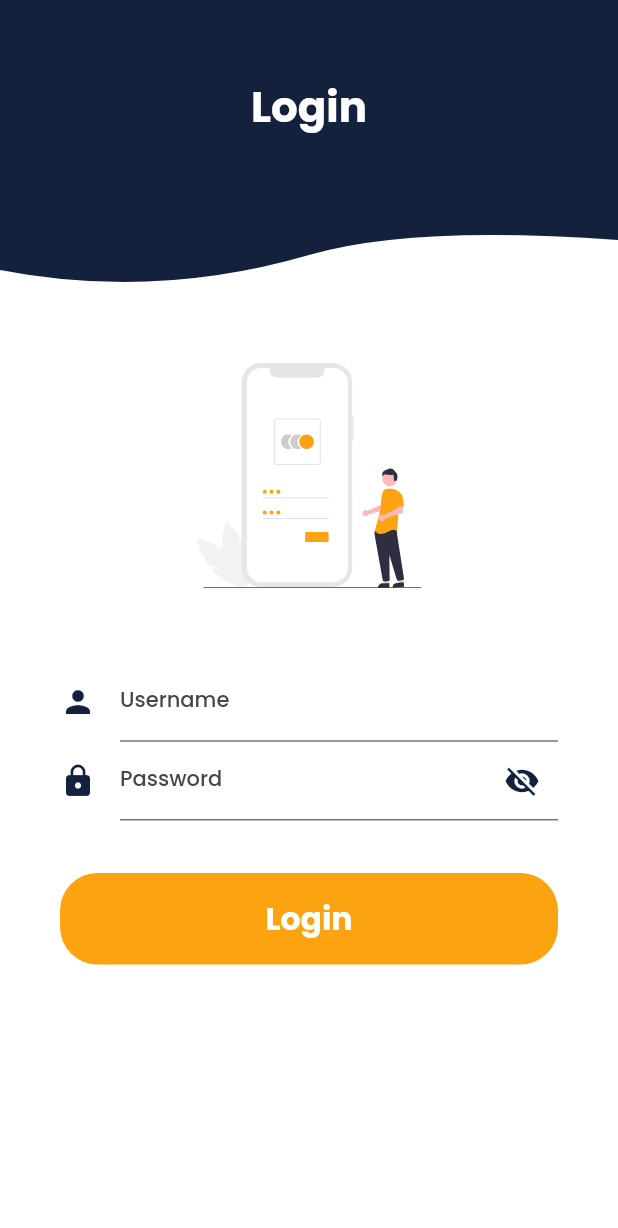
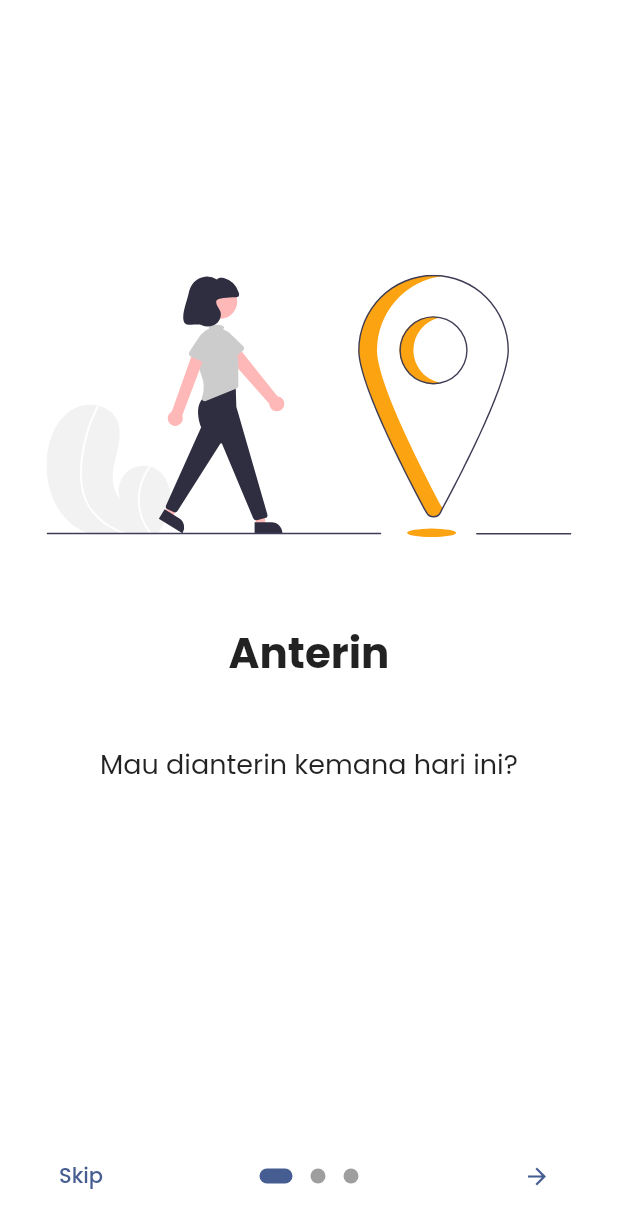
Before and after one commit to mdsetiawan11/anterin_kc_pky, a Flutter app: the screen it shows after launch, on a phone screen of 412 x 824 dp. Shown: the top 1228 px of the screen. Run offline on Flutter 3.47's test engine with Material 2 defaults, Android fonts, the phone set to English and light mode, and no system bars; drawn by our look-alikes of introduction_screen; our stand-ins replace awesome_dialog, flutter_custom_clippers, flutter_slidable, flutter_svg, fluttertoast, font_awesome_flutter and 4 more; missing offline and left inert: material_dialogs.

Commit message:
intro screen

```diff
--- a/lib/main.dart
+++ b/lib/main.dart
@@ -1,4 +1,5 @@
 import 'package:anterin_kc_pky/pages/admin/layout.dart';
+import 'package:anterin_kc_pky/pages/auth/intro.dart';
 import 'package:anterin_kc_pky/pages/auth/login.dart';
 import 'package:anterin_kc_pky/pages/driver/layout.dart';
 import 'package:anterin_kc_pky/pages/user/layout.dart';
@@ -35,7 +36,7 @@ class MyApp extends StatelessWidget {
           textTheme: GoogleFonts.poppinsTextTheme(Theme.of(context).textTheme),
         ),
         home: role == ""
-            ? const LoginPage()
+            ? const IntroductionPage()
             : role == "driver"
                 ? const DriverLayout()
                 : role == "user"
--- a/lib/pages/admin/permintaan.dart
+++ b/lib/pages/admin/permintaan.dart
@@ -46,6 +46,12 @@ class _AdminPermintaanState extends State<AdminPermintaan> {
     }
   }
 
+  Future refresh() async {
+    setState(() {
+      permintaans = [];
+    });
+  }
+
   @override
   Widget build(BuildContext context) {
     return Scaffold(
@@ -54,7 +60,9 @@ class _AdminPermintaanState extends State<AdminPermintaan> {
         title: const Text('Permintaan Driver'),
         titleTextStyle: const TextStyle(color: Colors.white, fontSize: 20),
       ),
-      body: Padding(
+      body: RefreshIndicator(
+        onRefresh: refresh,
+        child: Padding(
           padding: const EdgeInsets.all(8.0),
           child: FutureBuilder(
               future: getPermintaan(),
@@ -129,7 +137,8 @@ class _AdminPermintaanState extends State<AdminPermintaan> {
                                                   elevation: 0,
                                                   child: Padding(
                                                     padding:
-                                                      const EdgeInsets.all(8.0),
+                                                        const EdgeInsets.all(
+                                                            8.0),
                                                     child: Text(
                                                       permintaans[index]
                                                           .keterangan,
@@ -143,7 +152,8 @@ class _AdminPermintaanState extends State<AdminPermintaan> {
                                                   color: Colors.green,
                                                   child: Padding(
                                                     padding:
-                                                      const EdgeInsets.all(8.0),
+                                                        const EdgeInsets.all(
+                                                            8.0),
                                                     child: Text(
                                                       permintaans[index]
                                                           .keterangan,
@@ -189,7 +199,8 @@ class _AdminPermintaanState extends State<AdminPermintaan> {
                                               ' : ${permintaans[index].jamBerangkat}'),
                                           Text(
                                               ' : ${permintaans[index].jamKembali}'),
-                                        Text(' : ${permintaans[index].tujuan}'),
+                                          Text(
+                                              ' : ${permintaans[index].tujuan}'),
                                           Text(
                                               ' : ${permintaans[index].kegiatan}'),
                                           Text(
@@ -206,6 +217,7 @@ class _AdminPermintaanState extends State<AdminPermintaan> {
                       });
                 }
               }),
+        ),
       ),
     );
   }
--- a/lib/pages/admin/profil.dart
+++ b/lib/pages/admin/profil.dart
@@ -1,3 +1,4 @@
+import 'package:anterin_kc_pky/pages/auth/intro.dart';
 import 'package:anterin_kc_pky/pages/auth/login.dart';
 import 'package:anterin_kc_pky/shared/colors.dart';
 import 'package:flutter/material.dart';
@@ -30,7 +31,7 @@ class _AdminProfilState extends State<AdminProfil> {
     Navigator.pushReplacement(
         context,
         MaterialPageRoute(
-            builder: (BuildContext context) => const LoginPage()));
+            builder: (BuildContext context) => const IntroductionPage()));
   }
 
   @override
--- /dev/null
+++ b/lib/pages/auth/intro.dart
@@ -0,0 +1,70 @@
+import 'package:anterin_kc_pky/pages/auth/login.dart';
+import 'package:flutter/material.dart';
+import 'package:flutter_svg/flutter_svg.dart';
+import 'package:introduction_screen/introduction_screen.dart';
+
+class IntroductionPage extends StatefulWidget {
+  const IntroductionPage({super.key});
+
+  @override
+  State<IntroductionPage> createState() => _IntroductionPageState();
+}
+
+class _IntroductionPageState extends State<IntroductionPage> {
+  @override
+  Widget build(BuildContext context) {
+    const pageDecoration = PageDecoration(
+        titleTextStyle: TextStyle(fontSize: 28, fontWeight: FontWeight.bold),
+        bodyTextStyle: TextStyle(fontSize: 18),
+        bodyPadding: EdgeInsets.all(16));
+    return IntroductionScreen(
+      globalBackgroundColor: Colors.white,
+      dotsFlex: 3,
+      pages: [
+        PageViewModel(
+            title: 'Anterin',
+            body: 'Mau dianterin kemana hari ini?',
+            decoration: pageDecoration,
+            image: SvgPicture.asset(
+              'assets/navigation.svg',
+              width: 350,
+            )),
+        PageViewModel(
+            title: 'Driver',
+            body:
+                'Tentukan tanggal dan jam mau dianterin serta cek ketersediaan driver.',
+            decoration: pageDecoration,
+            image: SvgPicture.asset(
+              'assets/navigation.svg',
+              width: 350,
+            )),
+        PageViewModel(
+            title: 'Mobile',
+            body: 'Nikmati kemudahan fitur dalam genggaman anda.',
+            decoration: pageDecoration,
+            image: SvgPicture.asset(
+              'assets/mobile.svg',
+              width: 200,
+            ))
+      ],
+      onDone: () {
+        Navigator.of(context).pushReplacement(
+            MaterialPageRoute(builder: (context) => const LoginPage()));
+      },
+      showSkipButton: true,
+      showDoneButton: true,
+      showNextButton: true,
+      showBackButton: false,
+      back: const Icon(Icons.arrow_back),
+      skip: const Text('Skip'),
+      next: const Icon(Icons.arrow_forward),
+      done: const Text('Login'),
+      dotsDecorator: const DotsDecorator(
+          color: Colors.grey,
+          size: Size(10, 10),
+          activeSize: Size(22, 10),
+          activeShape: RoundedRectangleBorder(
+              borderRadius: BorderRadius.all(Radius.circular(25)))),
+    );
+  }
+}
--- a/pubspec.yaml
+++ b/pubspec.yaml
@@ -47,6 +47,7 @@ dependencies:
   font_awesome_flutter: ^10.6.0
   flutter_slidable: ^3.0.0
   awesome_dialog: ^3.1.0
+  introduction_screen: ^3.1.12
 
 dev_dependencies:
   flutter_test:
```
Also changed, not shown: assets/mobile.svg (added), assets/navigation.svg (added), assets/select.svg (added), pubspec.lock. Lines whose indentation alone changed are shown as unchanged.
